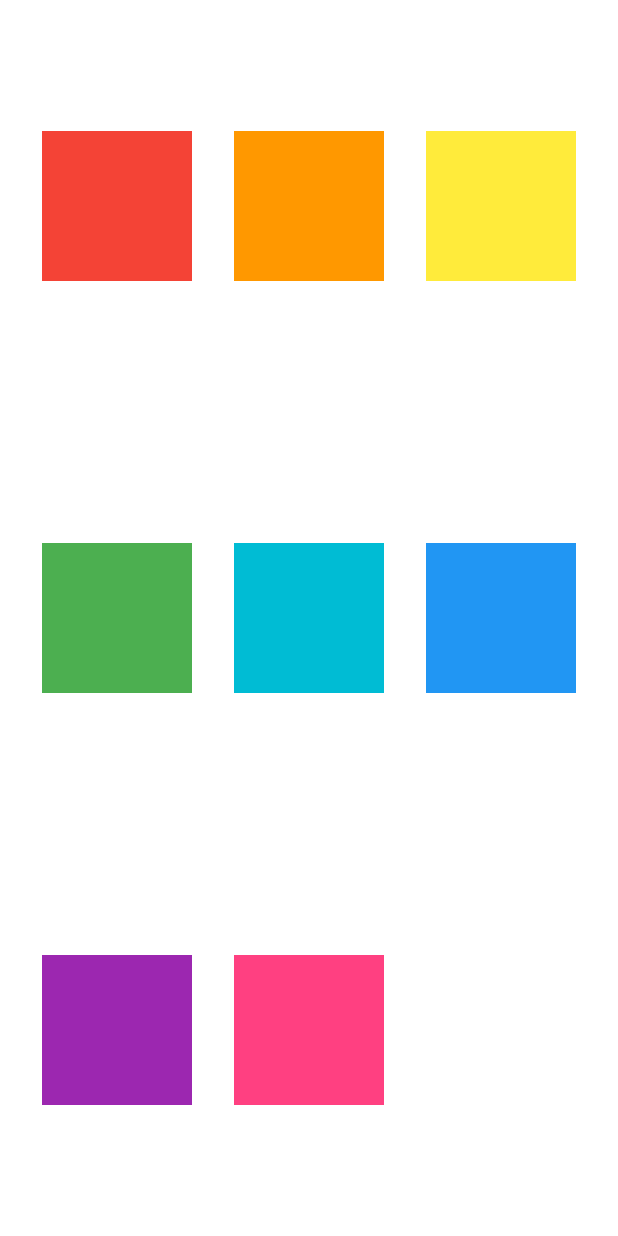
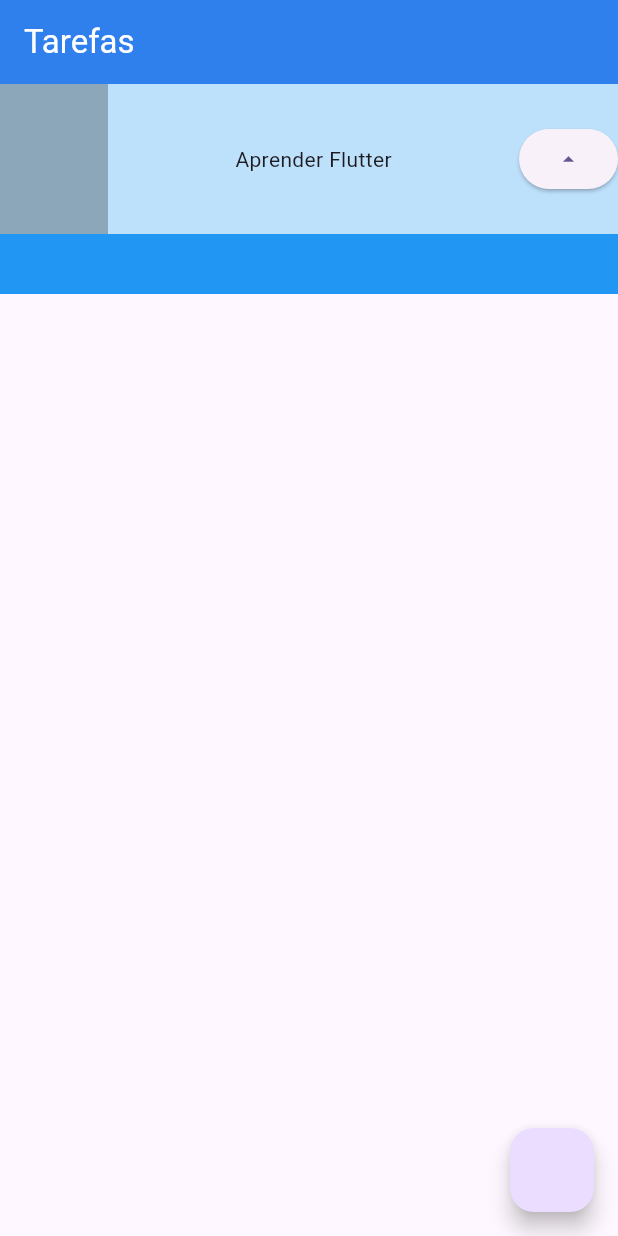
Before and after one commit to guilhermelins7/flutter, a Flutter app: the screen it shows after launch, on a phone screen of 412 x 824 dp. Run offline on Flutter 3.47's test engine with Material 3 defaults, Android fonts, the phone set to English and light mode, and no system bars.

Commit message:
feat: estruturado primeira visualização do app

```diff
--- a/lib/main.dart
+++ b/lib/main.dart
@@ -14,37 +14,36 @@ class MyApp extends StatelessWidget {
       theme: ThemeData(
         colorScheme: ColorScheme.fromSeed(seedColor: Colors.deepPurple),
       ),
-      home: Container(
-        child: Column(
-          mainAxisAlignment: MainAxisAlignment.spaceAround,
-          children: [
-            Row(
-              mainAxisAlignment: MainAxisAlignment.spaceEvenly,
-              crossAxisAlignment: CrossAxisAlignment.center,
-              children: [
-                Container(color: Colors.red, height: 100, width: 100),
-                Container(color: Colors.orange, height: 100, width: 100),
-                Container(color: Colors.yellow, height: 100, width: 100),
-              ],
-            ),
-            Row(
-              mainAxisAlignment: MainAxisAlignment.spaceEvenly,
-              children: [
-                Container(color: Colors.green, height: 100, width: 100),
-                Container(color: Colors.cyan, height: 100, width: 100),
-                Container(color: Colors.blue, height: 100, width: 100),
-              ],
-            ),
-            Row(
-              mainAxisAlignment: MainAxisAlignment.spaceEvenly,
-              children: [
-                Container(color: Colors.purple, height: 100, width: 100),
-                Container(color: Colors.pinkAccent, height: 100, width: 100),
-                Container(color: Colors.white, height: 100, width: 100),
-              ],
-            ),
-          ],
+      home: Scaffold(
+        appBar: AppBar(
+          // Cabeçalho
+          title: Text('Tarefas', style: TextStyle(color: Colors.white)),
+          backgroundColor: Color(0xFF2F80ED),
         ),
+        body: Container(
+          color: Colors.white,
+          child: Stack(
+            children: [
+              Container(color: Colors.blue, height: 140),
+              Container(
+                color: Colors.white70,
+                height: 100,
+                child: Row(
+                  mainAxisAlignment: MainAxisAlignment.spaceBetween,
+                  children: [
+                    Container(color: Colors.black26, width: 72, height: 100),
+                    Text('Aprender Flutter'),
+                    ElevatedButton(
+                      onPressed: () {},
+                      child: Icon(Icons.arrow_drop_up),
+                    ),
+                  ],
+                ),
+              ),
+            ],
+          ),
+        ),
+        floatingActionButton: FloatingActionButton(onPressed: () {}),
       ),
     );
   }
```
